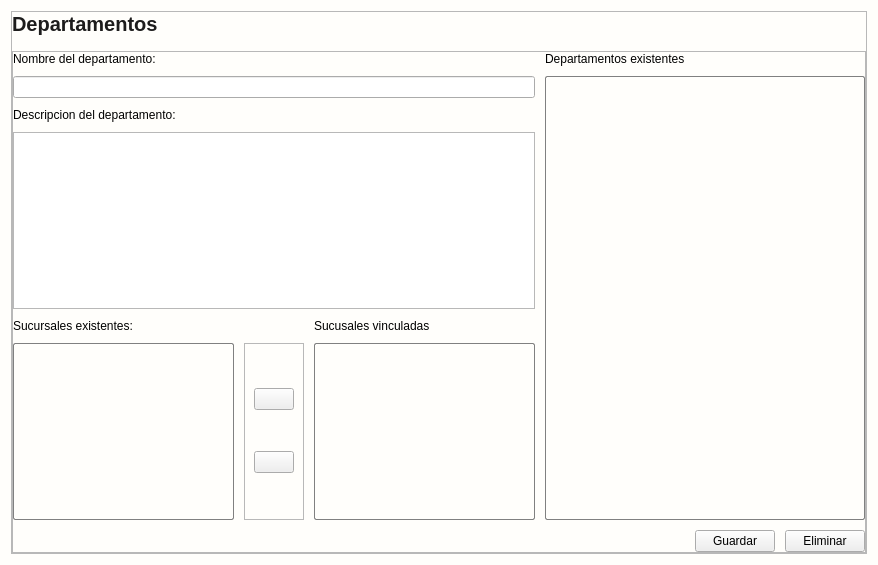
The window that app/View/UserInterfaceUi/UI_CONTROL_DEPARTAMENTOS.ui (LAngelVp/software-punto-de-venta) describes before a commit, drawn with Qt 5.
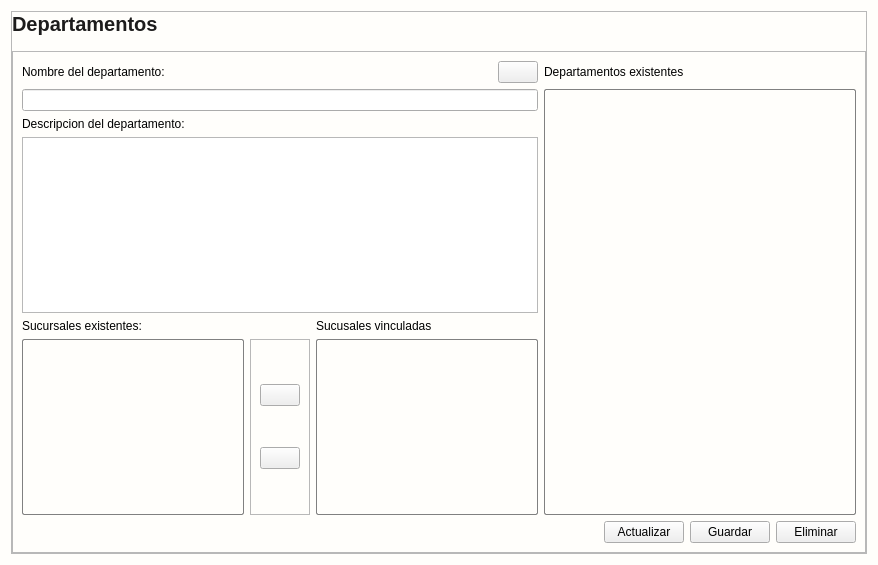
The same window after the commit. Icons and pictures are not drawn.

Commit message: solo falta actualizar departamentos

The edit to the form file:
```diff
--- a/app/View/UserInterfaceUi/UI_CONTROL_DEPARTAMENTOS.ui
+++ b/app/View/UserInterfaceUi/UI_CONTROL_DEPARTAMENTOS.ui
@@ -168,22 +168,87 @@
          <enum>QFrame::Raised</enum>
         </property>
         <layout class="QGridLayout" name="gridLayout_4">
-         <property name="leftMargin">
-          <number>0</number>
-         </property>
-         <property name="topMargin">
-          <number>0</number>
-         </property>
-         <property name="rightMargin">
-          <number>0</number>
-         </property>
-         <property name="bottomMargin">
-          <number>0</number>
-         </property>
-         <property name="spacing">
-          <number>10</number>
-         </property>
-         <item row="5" column="1">
+         <item row="0" column="3">
+          <widget class="QPushButton" name="btn_btn_limpiar">
+           <property name="cursor">
+            <cursorShape>PointingHandCursor</cursorShape>
+           </property>
+           <property name="text">
+            <string/>
+           </property>
+           <property name="icon">
+            <iconset resource="../../Source/iconsdvg.qrc">
+             <normaloff>:/Icons/IconosSVG/borrador.png</normaloff>:/Icons/IconosSVG/borrador.png</iconset>
+           </property>
+           <property name="iconSize">
+            <size>
+             <width>25</width>
+             <height>25</height>
+            </size>
+           </property>
+          </widget>
+         </item>
+         <item row="5" column="2" colspan="2">
+          <widget class="QLabel" name="etiquetasubtitulo_sucursalesvinculadas">
+           <property name="text">
+            <string>Sucusales vinculadas</string>
+           </property>
+           <property name="wordWrap">
+            <bool>true</bool>
+           </property>
+          </widget>
+         </item>
+         <item row="6" column="2" colspan="2">
+          <widget class="QListWidget" name="lista_sucursalesvinculadas"/>
+         </item>
+         <item row="2" column="0" colspan="4">
+          <widget class="QLineEdit" name="txt_nombredepartamento"/>
+         </item>
+         <item row="3" column="0">
+          <widget class="QLabel" name="etiqueta_descripciondepartamento">
+           <property name="text">
+            <string>Descripcion del departamento:</string>
+           </property>
+          </widget>
+         </item>
+         <item row="5" column="0">
+          <widget class="QLabel" name="etiquetasubtitulo_sucursalesexistentes">
+           <property name="text">
+            <string>Sucursales existentes:</string>
+           </property>
+          </widget>
+         </item>
+         <item row="6" column="0">
+          <widget class="QListWidget" name="lista_sucursalesexistentes"/>
+         </item>
+         <item row="7" column="6">
+          <widget class="QPushButton" name="btn_btn_guardar">
+           <property name="cursor">
+            <cursorShape>PointingHandCursor</cursorShape>
+           </property>
+           <property name="text">
+            <string>Guardar</string>
+           </property>
+          </widget>
+         </item>
+         <item row="0" column="0">
+          <widget class="QLabel" name="etiqueta_nombredepartamento">
+           <property name="text">
+            <string>Nombre del departamento:</string>
+           </property>
+          </widget>
+         </item>
+         <item row="7" column="7">
+          <widget class="QPushButton" name="btn_btn_eliminar">
+           <property name="cursor">
+            <cursorShape>PointingHandCursor</cursorShape>
+           </property>
+           <property name="text">
+            <string>Eliminar</string>
+           </property>
+          </widget>
+         </item>
+         <item row="6" column="1">
           <widget class="QFrame" name="contenedor_botonesvincular">
            <property name="frameShape">
             <enum>QFrame::StyledPanel</enum>
@@ -229,73 +294,46 @@
            </layout>
           </widget>
          </item>
-         <item row="6" column="5">
-          <widget class="QPushButton" name="btn_btn_eliminar">
-           <property name="text">
-            <string>Eliminar</string>
+         <item row="0" column="2">
+          <spacer name="horizontalSpacer_2">
+           <property name="orientation">
+            <enum>Qt::Horizontal</enum>
            </property>
+           <property name="sizeHint" stdset="0">
+            <size>
+             <width>40</width>
+             <height>20</height>
+            </size>
+           </property>
+          </spacer>
+         </item>
+         <item row="4" column="0" colspan="4">
+          <widget class="QPlainTextEdit" name="txtlargo_descripciondepartamento">
+           <property name="cursor" stdset="0">
+            <cursorShape>IBeamCursor</cursorShape>
+           </property>
           </widget>
          </item>
-         <item row="3" column="0" colspan="3">
-          <widget class="QPlainTextEdit" name="txtlargo_descripciondepartamento"/>
-         </item>
-         <item row="4" column="0">
-          <widget class="QLabel" name="etiquetasubtitulo_sucursalesexistentes">
+         <item row="7" column="5" alignment="Qt::AlignRight">
+          <widget class="QPushButton" name="btn_btn_actualizar">
+           <property name="cursor">
+            <cursorShape>PointingHandCursor</cursorShape>
+           </property>
            <property name="text">
-            <string>Sucursales existentes:</string>
+            <string>Actualizar</string>
            </property>
           </widget>
          </item>
-         <item row="5" column="2">
-          <widget class="QListWidget" name="lista_sucursalesvinculadas"/>
+         <item row="2" column="5" rowspan="5" colspan="3">
+          <widget class="QListWidget" name="lista_departamentosexistentes"/>
          </item>
-         <item row="5" column="0">
-          <widget class="QListWidget" name="lista_sucursalesexistentes"/>
-         </item>
-         <item row="0" column="3">
+         <item row="0" column="5">
           <widget class="QLabel" name="etiquetasubtitulo_departamentosexistentes">
            <property name="text">
             <string>Departamentos existentes</string>
            </property>
           </widget>
          </item>
-         <item row="2" column="0" colspan="3">
-          <widget class="QLabel" name="etiqueta_descripciondepartamento">
-           <property name="text">
-            <string>Descripcion del departamento:</string>
-           </property>
-          </widget>
-         </item>
-         <item row="0" column="0" colspan="3">
-          <widget class="QLabel" name="etiqueta_nombredepartamento">
-           <property name="text">
-            <string>Nombre del departamento:</string>
-           </property>
-          </widget>
-         </item>
-         <item row="1" column="0" colspan="3">
-          <widget class="QLineEdit" name="txt_nombredepartamento"/>
-         </item>
-         <item row="4" column="2">
-          <widget class="QLabel" name="etiquetasubtitulo_sucursalesvinculadas">
-           <property name="text">
-            <string>Sucusales vinculadas</string>
-           </property>
-           <property name="wordWrap">
-            <bool>true</bool>
-           </property>
-          </widget>
-         </item>
-         <item row="6" column="4">
-          <widget class="QPushButton" name="btn_btn_guardar">
-           <property name="text">
-            <string>Guardar</string>
-           </property>
-          </widget>
-         </item>
-         <item row="1" column="3" rowspan="5" colspan="3">
-          <widget class="QListWidget" name="lista_departamentosexistentes"/>
-         </item>
         </layout>
        </widget>
       </item>
```
Left out of the diff: 41 changed lines with no effect on the pictures. The commit also changes 31 other files.
